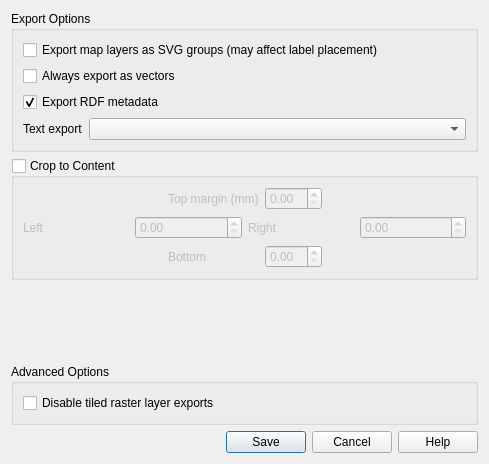
qgis/QGIS, file src/ui/layout/qgssvgexportoptions.ui: the form before one commit.
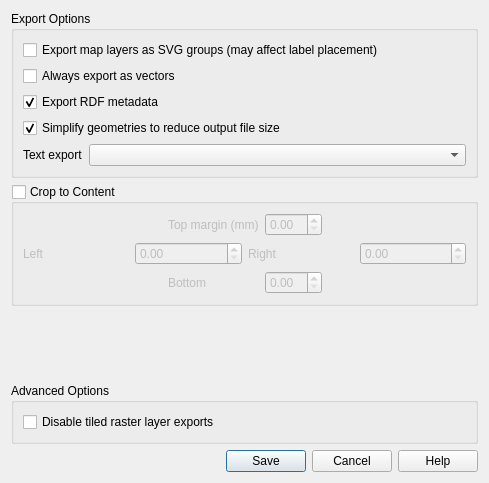
The form after the commit. Custom widgets are drawn as their Qt base class.

Commit message: [FEATURE][layouts] Add option to simplify PDF or SVG exports

```diff
--- a/src/ui/layout/qgssvgexportoptions.ui
+++ b/src/ui/layout/qgssvgexportoptions.ui
@@ -7,7 +7,7 @@
     <x>0</x>
     <y>0</y>
     <width>489</width>
-    <height>464</height>
+    <height>483</height>
    </rect>
   </property>
   <property name="windowTitle">
@@ -30,13 +30,16 @@
         </property>
        </widget>
       </item>
-      <item row="3" column="1">
+      <item row="4" column="1">
        <widget class="QComboBox" name="mTextRenderFormatComboBox"/>
       </item>
-      <item row="3" column="0">
-       <widget class="QLabel" name="label_6">
+      <item row="2" column="0" colspan="2">
+       <widget class="QCheckBox" name="mIncludeMetadataCheckbox">
         <property name="text">
-         <string>Text export</string>
+         <string>Export RDF metadata</string>
+        </property>
+        <property name="checked">
+         <bool>true</bool>
         </property>
        </widget>
       </item>
@@ -50,10 +53,17 @@
         </property>
        </widget>
       </item>
-      <item row="2" column="0" colspan="2">
-       <widget class="QCheckBox" name="mIncludeMetadataCheckbox">
+      <item row="4" column="0">
+       <widget class="QLabel" name="label_6">
         <property name="text">
-         <string>Export RDF metadata</string>
+         <string>Text export</string>
+        </property>
+       </widget>
+      </item>
+      <item row="3" column="0" colspan="2">
+       <widget class="QCheckBox" name="mSimplifyGeometriesCheckbox">
+        <property name="text">
+         <string>Simplify geometries to reduce output file size</string>
         </property>
         <property name="checked">
          <bool>true</bool>
```
Left out of the diff: 2 changed lines with no effect on the pictures. The commit also changes 5 other files.
